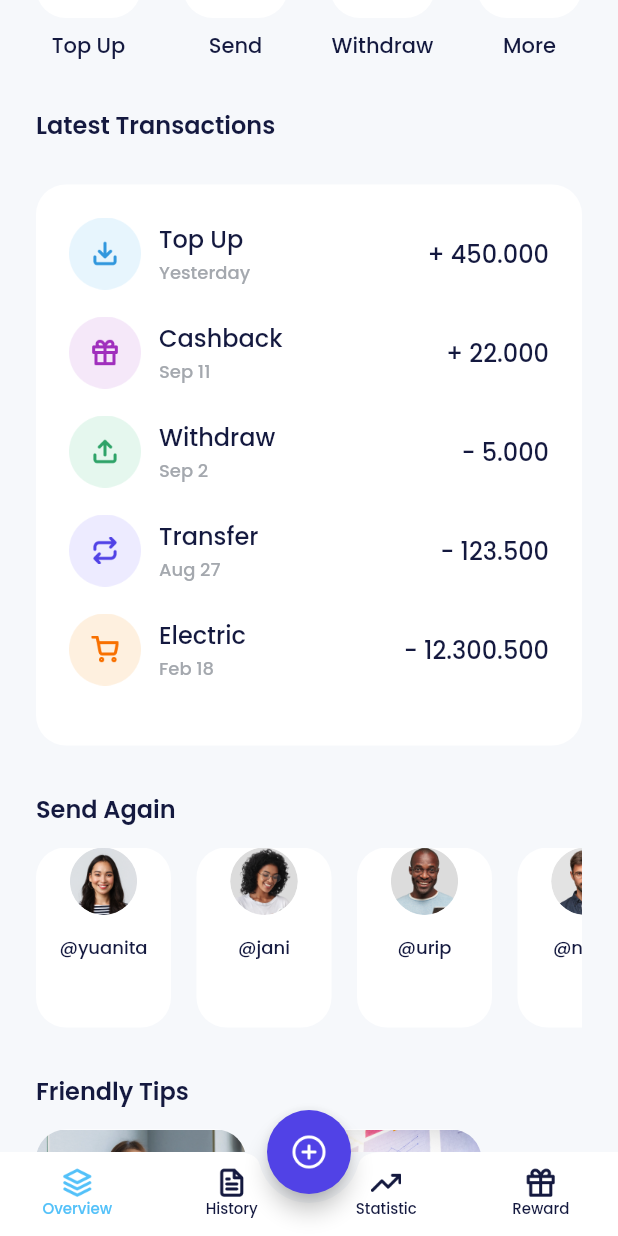
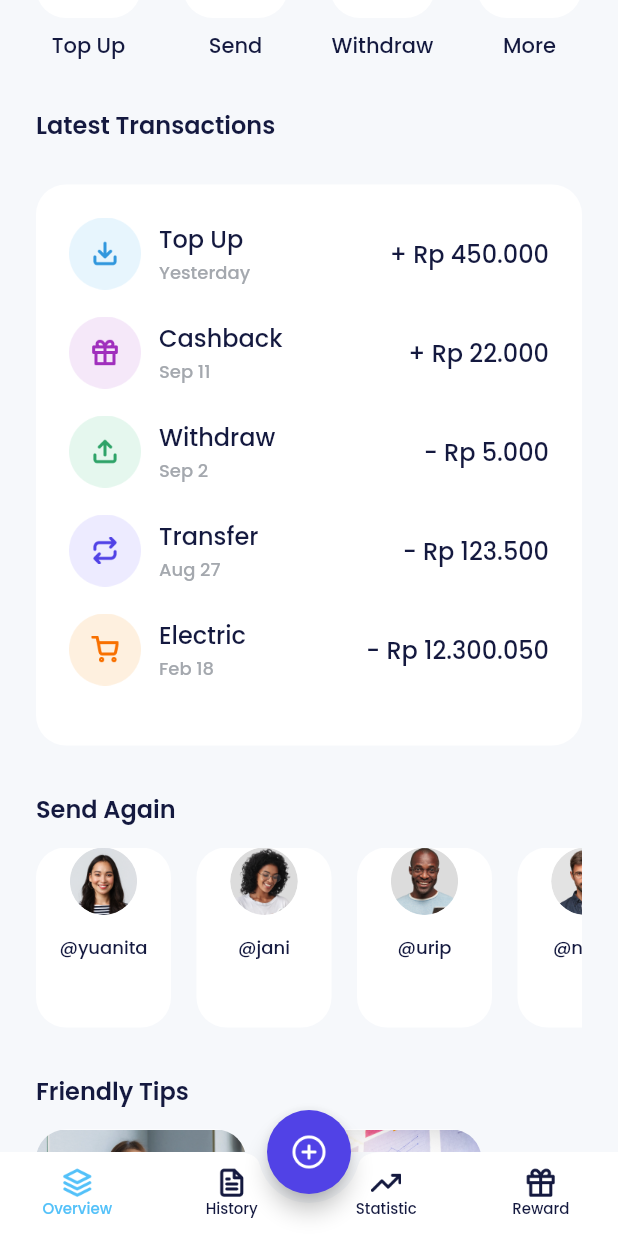
Before and after one commit to rizalfadiaalfikri/bank-sha, a Flutter app: the HomePage screen opened by its route, scrolled down 576 dp, on a phone screen of 412 x 824 dp. Run offline on Flutter 3.47's test engine with Material 2 defaults, Android fonts, the phone set to English and light mode, and no system bars; our stand-ins replace another_flushbar, carousel_slider, google_fonts.

Commit message:
page improvement

```diff
--- /dev/null
+++ b/lib/shared/shared_methods.dart
@@ -0,0 +1,21 @@
+import 'package:another_flushbar/flushbar.dart';
+import 'package:bank_sha/shared/theme.dart';
+import 'package:flutter/material.dart';
+import 'package:intl/intl.dart';
+
+void showCustomSnackbar(BuildContext context, String message) {
+  Flushbar(
+    message: message,
+    flushbarPosition: FlushbarPosition.TOP,
+    backgroundColor: redColor,
+    duration: const Duration(seconds: 2),
+  ).show(context);
+}
+
+String formatCurrency(num number, {String symbol = 'Rp '}) {
+  return NumberFormat.currency(
+    locale: 'id',
+    symbol: symbol,
+    decimalDigits: 0,
+  ).format(number);
+}
--- a/lib/shared/theme.dart
+++ b/lib/shared/theme.dart
@@ -10,6 +10,7 @@ Color blueColor = const Color(0xFF53C1F9);
 Color purlpeColor = const Color(0xFF5142E6);
 Color greenColor = const Color(0xFF22B07D);
 Color numberBackgroundColor = const Color(0xFF1A1D2E);
+Color redColor = const Color(0xFFFF2566);
 
 TextStyle blackTextStyle = GoogleFonts.poppins(color: blackColor);
 TextStyle whiteTextStyle = GoogleFonts.poppins(color: whiteColor);
--- a/lib/ui/pages/data_provider_page.dart
+++ b/lib/ui/pages/data_provider_page.dart
@@ -1,3 +1,4 @@
+import 'package:bank_sha/shared/shared_methods.dart';
 import 'package:bank_sha/shared/theme.dart';
 import 'package:bank_sha/ui/widgets/buttons.dart';
 import 'package:bank_sha/ui/widgets/data_provider_item.dart';
@@ -52,7 +53,7 @@ class DataProviderPage extends StatelessWidget {
                     height: 2,
                   ),
                   Text(
-                    'Balance Rp. 180.000.000',
+                    'Balance Rp. ${formatCurrency(180000000)}',
                     style: greyTextStyle.copyWith(
                       fontSize: 12,
                       fontWeight: regular,
--- a/lib/ui/pages/home_page.dart
+++ b/lib/ui/pages/home_page.dart
@@ -1,3 +1,4 @@
+import 'package:bank_sha/shared/shared_methods.dart';
 import 'package:bank_sha/shared/theme.dart';
 import 'package:bank_sha/ui/widgets/home_latest_transaction_item.dart';
 import 'package:bank_sha/ui/widgets/home_service_item.dart';
@@ -210,7 +211,7 @@ class HomePage extends StatelessWidget {
             ),
           ),
           Text(
-            'Rp 12.500',
+            formatCurrency(125000),
             style: GoogleFonts.poppins(
               color: Colors.white,
               fontSize: 24,
@@ -250,7 +251,7 @@ class HomePage extends StatelessWidget {
                 ),
               ),
               Text(
-                ' of Rp. 20.000',
+                ' of ${formatCurrency(20000)}',
                 style: blackTextStyle.copyWith(
                   fontSize: 14,
                   fontWeight: semiBold,
@@ -361,27 +362,27 @@ class HomePage extends StatelessWidget {
                     itemUrl: "assets/ic_transaction_cat1.png",
                     title: 'Top Up',
                     time: 'Yesterday',
-                    value: '+ 450.000'),
+                    value: '+ ${formatCurrency(450000)}'),
                 HomeLatestTransactionItem(
                     itemUrl: "assets/ic_transaction_cat2.png",
                     title: 'Cashback',
                     time: 'Sep 11',
-                    value: '+ 22.000'),
+                    value: '+ ${formatCurrency(22000)}'),
                 HomeLatestTransactionItem(
                     itemUrl: "assets/ic_transaction_cat3.png",
                     title: 'Withdraw',
                     time: 'Sep 2',
-                    value: '- 5.000'),
+                    value: '- ${formatCurrency(5000)}'),
                 HomeLatestTransactionItem(
                     itemUrl: "assets/ic_transaction_cat4.png",
                     title: 'Transfer',
                     time: 'Aug 27',
-                    value: '- 123.500'),
+                    value: '- ${formatCurrency(123500)}'),
                 HomeLatestTransactionItem(
                     itemUrl: "assets/ic_transaction_cat5.png",
                     title: 'Electric',
                     time: 'Feb 18',
-                    value: '- 12.300.500'),
+                    value: '- ${formatCurrency(12300050)}'),
               ],
             ),
           ),
--- a/pubspec.yaml
+++ b/pubspec.yaml
@@ -34,6 +34,7 @@ dependencies:
   carousel_slider: ^4.2.1
   url_launcher: ^6.1.14
   intl: ^0.19.0
+  another_flushbar: ^1.12.30
 
 
   # The following adds the Cupertino Icons font to your application.
```
Also changed, not shown: lib/ui/pages/pin_page.dart (+8 -2 lines), pubspec.lock.
